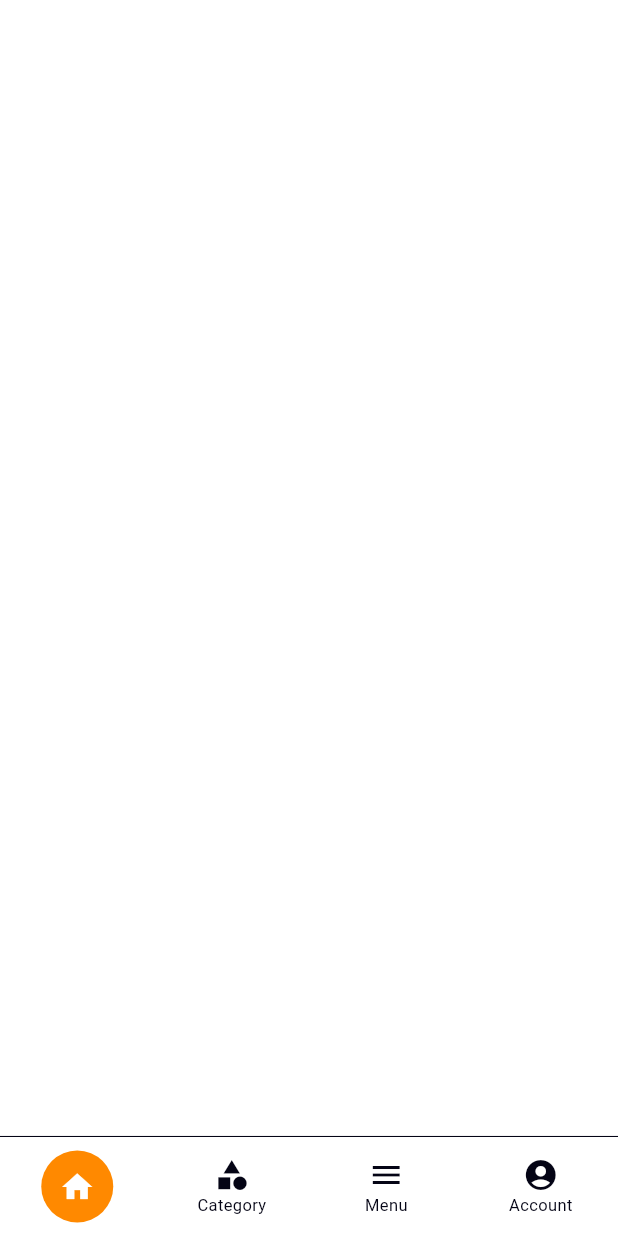
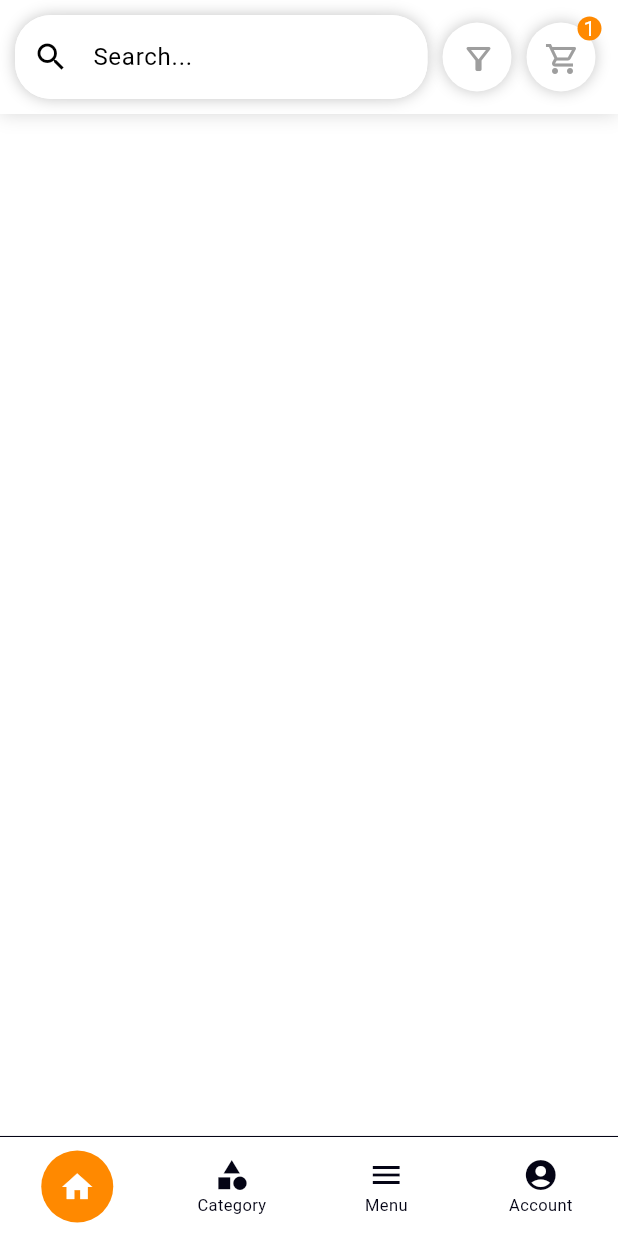
Before and after one commit to Phyo2000/eCommerce_Flutter, a Flutter app: the screen it shows after launch, on a phone screen of 412 x 824 dp. Run offline on Flutter 3.47's test engine with Material 3 defaults, Android fonts, the phone set to English and light mode, and no system bars; drawn by our look-alikes of flutter_snake_navigationbar; our stand-ins replace get.

Commit message:
search field design

```diff
--- /dev/null
+++ b/lib/component/main_header.dart
@@ -0,0 +1,100 @@
+import 'package:flutter/material.dart';
+
+class MainHeader extends StatelessWidget {
+  const MainHeader({super.key});
+
+  @override
+  Widget build(BuildContext context) {
+    return Container(
+      decoration: BoxDecoration(
+        color: Colors.white,
+        boxShadow: <BoxShadow>[
+          BoxShadow(
+            color: Colors.grey.withOpacity(0.4),
+            blurRadius: 10,
+          ),
+        ],
+      ),
+      padding: const EdgeInsets.all(10),
+      child: Row(
+        children: [
+          Expanded(
+            child: Container(
+              decoration: BoxDecoration(
+                  color: Colors.white,
+                  borderRadius: const BorderRadius.all(
+                    Radius.circular(24),
+                  ),
+                  boxShadow: <BoxShadow>[
+                    BoxShadow(
+                        color: Colors.grey.withOpacity(0.6),
+                        offset: const Offset(0, 0),
+                        blurRadius: 8),
+                  ]),
+              child: TextField(
+                autofocus: false,
+                onSubmitted: (val) {},
+                onChanged: (val) {},
+                decoration: InputDecoration(
+                    contentPadding: const EdgeInsets.symmetric(
+                        horizontal: 14, vertical: 16),
+                    fillColor: Colors.white,
+                    filled: true,
+                    border: OutlineInputBorder(
+                      borderRadius: BorderRadius.circular(24),
+                      borderSide: BorderSide.none,
+                    ),
+                    hintText: "Search...",
+                    prefixIcon: const Icon(Icons.search)),
+              ),
+            ),
+          ),
+          const SizedBox(
+            width: 10,
+          ),
+          Container(
+            height: 46,
+            width: 46,
+            decoration: BoxDecoration(
+              color: Colors.white,
+              shape: BoxShape.circle,
+              boxShadow: <BoxShadow>[
+                BoxShadow(color: Colors.grey.withOpacity(0.6), blurRadius: 8),
+              ],
+            ),
+            padding: const EdgeInsets.all(12),
+            child: const Icon(
+              Icons.filter_alt_outlined,
+              color: Colors.grey,
+            ),
+          ),
+          const SizedBox(
+            width: 10,
+          ),
+          Badge(
+            label: Text("1"),
+            textStyle: TextStyle(color: Colors.white),
+            backgroundColor: Theme.of(context).primaryColor,
+            child: Container(
+              height: 46,
+              width: 46,
+              decoration: BoxDecoration(
+                color: Colors.white,
+                shape: BoxShape.circle,
+                boxShadow: <BoxShadow>[
+                  BoxShadow(color: Colors.grey.withOpacity(0.6), blurRadius: 8),
+                ],
+              ),
+              padding: const EdgeInsets.all(12),
+              child: const Icon(
+                Icons.shopping_cart_outlined,
+                color: Colors.grey,
+              ),
+            ),
+          ),
+          const SizedBox(width: 5),
+        ],
+      ),
+    );
+  }
+}
--- a/lib/view/dashboard/dashboard_screen.dart
+++ b/lib/view/dashboard/dashboard_screen.dart
@@ -1,4 +1,5 @@
 import 'package:ecommerce/controller/dashboard_controller.dart';
+import 'package:ecommerce/view/home/home_screen.dart';
 import 'package:flutter/material.dart';
 import 'package:flutter_snake_navigationbar/flutter_snake_navigationbar.dart';
 import 'package:get/get.dart';
@@ -14,7 +15,7 @@ class DashboardScreen extends StatelessWidget {
           child: IndexedStack(
             index: controller.tabIndex,
             children: [
-              Container(),
+              const HomeScreen(),
               Container(
                 color: Colors.red,
               ),
--- /dev/null
+++ b/lib/view/home/home_screen.dart
@@ -0,0 +1,17 @@
+import 'package:ecommerce/component/main_header.dart';
+import 'package:flutter/material.dart';
+
+class HomeScreen extends StatelessWidget {
+  const HomeScreen({super.key});
+
+  @override
+  Widget build(BuildContext context) {
+    return SafeArea(
+      child: Column(
+        children: [
+          MainHeader(),
+        ],
+      ),
+    );
+  }
+}
--- a/pubspec.yaml
+++ b/pubspec.yaml
@@ -38,6 +38,7 @@ dependencies:
 
   get: ^4.6.6
   flutter_snake_navigationbar: ^0.6.1
+  badges: ^3.1.2
 
 dev_dependencies:
   flutter_test:
```
Also changed, not shown: pubspec.lock.
